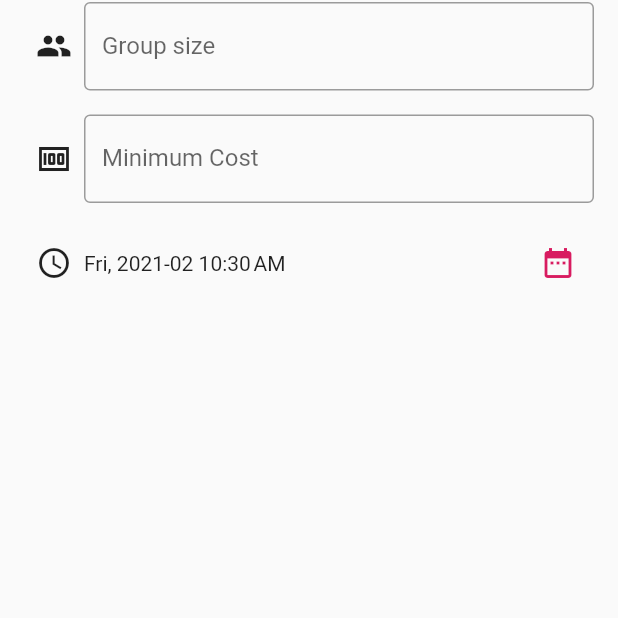
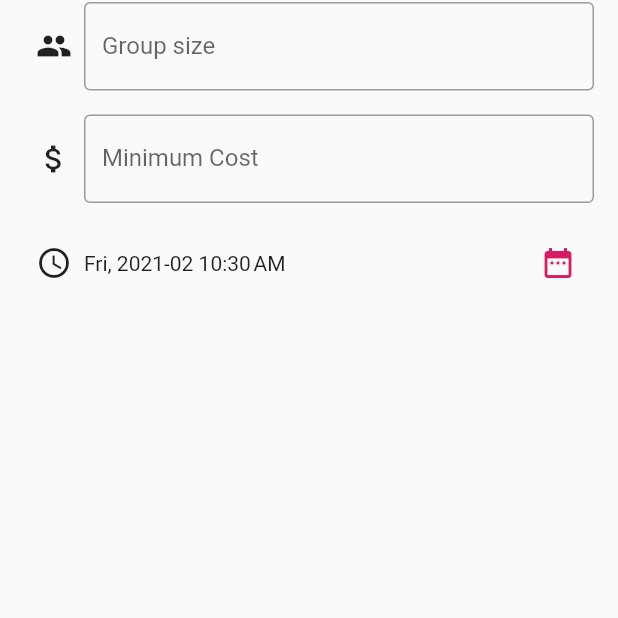
Before and after one commit to khaledalics22/Travel, a Flutter app: the screen it shows after launch, after a tap on "New Trip", on a phone screen of 412 x 824 dp, the part 556-1174 px from its top. Run offline on Flutter 3.47's test engine with Material 2 defaults, Android fonts, the phone set to English and light mode, and no system bars; our stand-ins replace datetime_picker_formfield, image_picker; network calls fail.

Commit message:
comments to posts

```diff
--- a/lib/main.dart
+++ b/lib/main.dart
@@ -3,6 +3,7 @@ import 'package:travel/screens/Home.dart';
 import 'package:travel/screens/createtirp.dart';
 import 'package:travel/screens/editprofile.dart';
 import 'package:travel/screens/friends.dart';
+import 'package:travel/screens/postdetails.dart';
 import 'package:travel/screens/profile.dart';
 import 'package:travel/screens/searchtrip.dart';
 
@@ -29,7 +30,8 @@ class _MyApp extends StatelessWidget {
         SearchTrip.route: (_) => SearchTrip(),
         CreateTrip.route: (_) => CreateTrip(),
         Friends.route: (_) => Friends(),
-        EditProfile.route:(_)=> EditProfile(),
+        EditProfile.route: (_) => EditProfile(),
+        PostDetails.route: (_) => PostDetails(),
       },
     );
   }
--- a/lib/widgets/Trip/tripbody.dart
+++ b/lib/widgets/Trip/tripbody.dart
@@ -66,7 +66,7 @@ class _TripBodyState extends State<TripBody> {
             ),
             Expanded(
               child: TextField(
-                keyboardType: Icons.people == icon
+                keyboardType: Icons.people == icon || Icons.attach_money == icon
                     ? TextInputType.number
                     : TextInputType.text,
                 controller: ctr,
@@ -115,7 +115,7 @@ class _TripBodyState extends State<TripBody> {
             feild('From location', _srcCtr, Icons.my_location),
             feild('To location', _destCtr, Icons.location_on_sharp),
             feild('Group size', _groupCountCtr, Icons.people),
-            feild('Minimum Cost', _costCtr, Icons.money),
+            feild('Minimum Cost', _costCtr, Icons.attach_money),
             Padding(
               padding: const EdgeInsets.all(8.0),
               child: Row(
--- a/lib/widgets/home/addpost.dart
+++ b/lib/widgets/home/addpost.dart
@@ -126,19 +126,22 @@ class _AddPostState extends State<AddPost> with TickerProviderStateMixin {
                       )
                     ]),
                   ),
-                  Padding(
-                    padding: const EdgeInsets.all(5.0),
-                    child: Divider(
+                Divider(
                   thickness: 1,
                   color: Theme.of(context).primaryColorLight,
                 ),
-                  ),
-
-                  AddPostActions(
+                Flexible(
+                  fit: FlexFit.loose,
+                  child: Container(
+                    height: 30,
+                    child: AddPostActions(
                       _inputText,
                       displayPickedImage,
                     ),
-                ]),
+                  ),
+                ),
+              ],
+            ),
           ),
         ),
       ),
--- a/lib/widgets/home/addpostactions.dart
+++ b/lib/widgets/home/addpostactions.dart
@@ -15,6 +15,7 @@ class AddPostActions extends StatefulWidget {
 class _AddPostActionsState extends State<AddPostActions> {
   Widget button(String title, Function action) {
     return FlatButton(
+      height: 30,
       textColor: Theme.of(context).primaryColorDark,
       onPressed: action,
       child: Text(
@@ -83,7 +84,7 @@ class _AddPostActionsState extends State<AddPostActions> {
           getImage();
         })),
         Container(
-          height: 20,
+          height: 30,
           child: VerticalDivider(
             thickness: 1,
             color: Theme.of(context).primaryColorDark,
@@ -96,16 +97,20 @@ class _AddPostActionsState extends State<AddPostActions> {
           })),
         if (Platform.isIOS)
           Container(
-            height: 20,
+            height: 30,
             child: VerticalDivider(
               thickness: 1,
               color: Theme.of(context).primaryColorDark,
             ),
           ),
         Expanded(
-            child: button('Post', () {
-          showAlertDiaolog(context);
-        })),
+          child: button(
+            'Post',
+            () {
+              showAlertDiaolog(context);
+            },
+          ),
+        ),
       ],
     );
   }
--- a/lib/widgets/home/post.dart
+++ b/lib/widgets/home/post.dart
@@ -48,9 +48,16 @@ class Post extends StatelessWidget {
                   color: Theme.of(context).primaryColorDark,
                 ),
                 Text(
-                  '245',
+                  ' 245',
                   style: TextStyle(fontSize: 12),
-                )
+                ),
+                Expanded(
+                  child: SizedBox(),
+                ),
+                Text(
+                  '87 comments',
+                  style: TextStyle(fontSize: 12),
+                ),
               ]),
             ),
             Expanded(
--- a/lib/widgets/home/postactions.dart
+++ b/lib/widgets/home/postactions.dart
@@ -1,4 +1,6 @@
 import 'package:flutter/material.dart';
+import 'package:travel/screens/postdetails.dart';
+import 'package:travel/widgets/posts/postdetailsbody.dart';
 
 class PostActions extends StatefulWidget {
   @override
@@ -6,6 +8,7 @@ class PostActions extends StatefulWidget {
 }
 
 class _PostActionsState extends State<PostActions> {
+  bool liked = false;
   @override
   Widget build(BuildContext context) {
     var div = VerticalDivider(
@@ -19,8 +22,18 @@ class _PostActionsState extends State<PostActions> {
           flex: 1,
           child: FlatButton(
             height: double.infinity,
-            child: Text('Like'),
-            onPressed: () {},
+            child: Text(
+              'Like',
+              style: TextStyle(
+                  color: liked
+                      ? Theme.of(context).primaryColorDark
+                      : Colors.black),
+            ),
+            onPressed: () {
+              setState(() {
+                liked = !liked;
+              });
+            },
           ),
         ),
         div,
@@ -29,7 +42,11 @@ class _PostActionsState extends State<PostActions> {
           child: FlatButton(
             height: double.infinity,
             child: Text('Comment'),
-            onPressed: () {},
+            onPressed: () {
+              Navigator.of(context).pushNamed(
+                PostDetails.route,
+              );
+            },
           ),
         ),
         div,
```
Also changed, not shown: lib/models/Comment.dart (added, +10 -0 lines), lib/screens/postdetails.dart (added, +17 -0 lines), lib/widgets/posts/commentwidget.dart (added, +84 -0 lines), lib/widgets/posts/postdetailsbody.dart (added, +185 -0 lines). Lines whose indentation alone changed are shown as unchanged.
